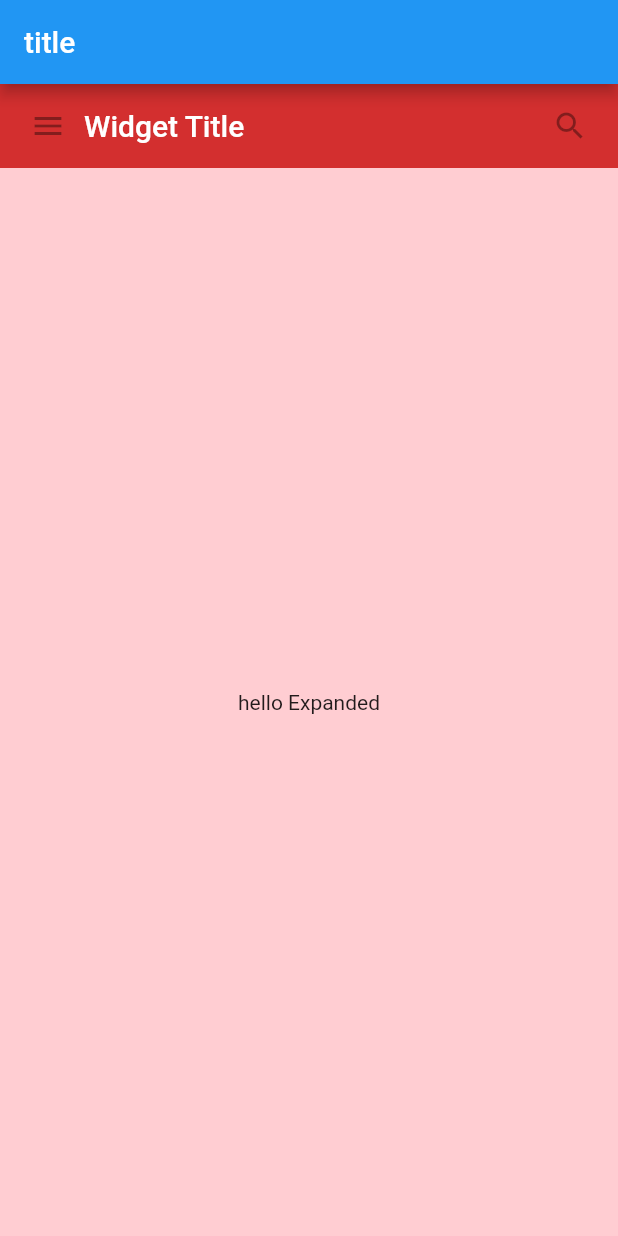
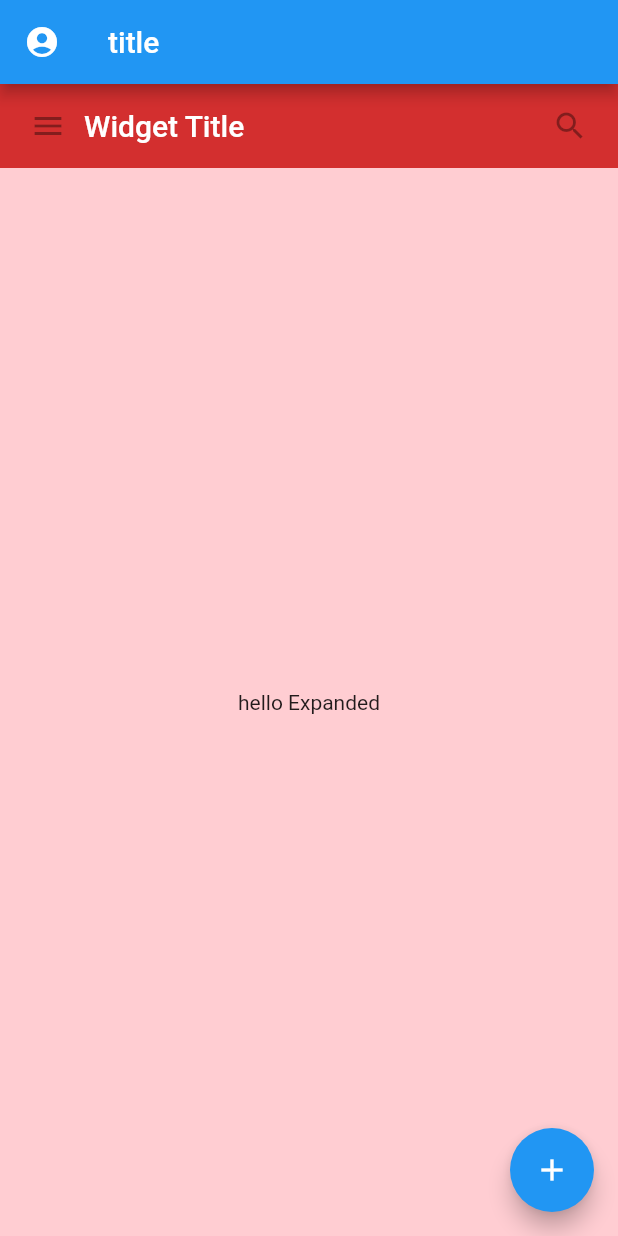
Before and after one commit to mongs/flutter-demo, a Flutter app: the screen it shows after launch, on a phone screen of 412 x 824 dp. Run offline on Flutter 3.47's test engine with Material 2 defaults, Android fonts, the phone set to English and light mode, and no system bars.

Commit message:
基础widget

```diff
--- a/lib/main.dart
+++ b/lib/main.dart
@@ -38,6 +38,8 @@ class MyScaffold extends StatelessWidget {
     return new Scaffold(
       appBar: AppBar(
         title: new Text('title'),
+        leading:
+            new IconButton(icon: Icon(Icons.account_circle), onPressed: () {}),
       ),
       body: new Material(
         child: new Column(
@@ -50,6 +52,11 @@ class MyScaffold extends StatelessWidget {
               ),
             ),
             new Expanded(
+              // 包装添加事件
+              child: new GestureDetector(
+                onTap: () {
+                  print('tap this container');
+                },
                 child: new Container(
                   decoration: new BoxDecoration(
                     color: Colors.red[100],
@@ -59,9 +66,12 @@ class MyScaffold extends StatelessWidget {
                   ),
                 ),
               ),
+            ),
           ],
         ),
       ),
+      floatingActionButton: new FloatingActionButton(
+          onPressed: () {}, child: new Icon(Icons.add)),
     );
   }
 }
```
Lines whose indentation alone changed are shown as unchanged.
